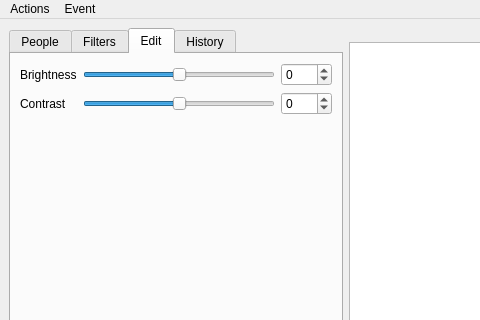
This is ui/editor.ui in asuffield/ef-editor as Qt 5 draws it before an edit; both pictures show x 0 to 480 and y 0 to 320 of the 800 by 600 pixel window. The edited form follows.
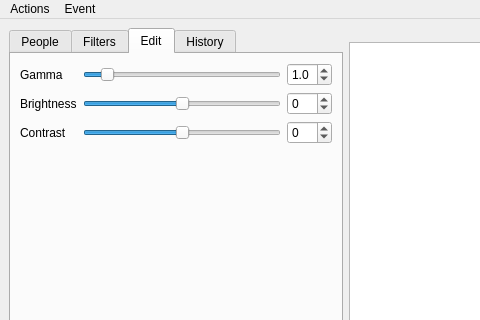
This is the edited form. The open tabs and pages were chosen to show the change.

Commit message: Sort out drawing performance and add editor display for brightness/contrast/gamma

The edit to the form file:
```diff
--- a/ui/editor.ui
+++ b/ui/editor.ui
@@ -197,7 +197,7 @@
           <string>Edit</string>
          </attribute>
          <layout class="QFormLayout" name="formLayout">
-          <item row="0" column="0">
+          <item row="1" column="0">
            <widget class="QLabel" name="label">
             <property name="text">
              <string>Brightness</string>
@@ -207,7 +207,7 @@
             </property>
            </widget>
           </item>
-          <item row="0" column="1">
+          <item row="1" column="1">
            <layout class="QHBoxLayout" name="horizontalLayout_9">
             <item>
              <widget class="QSlider" name="brightness_slider">
@@ -224,6 +224,18 @@
             </item>
             <item>
              <widget class="QSpinBox" name="brightness_spin">
+              <property name="minimumSize">
+               <size>
+                <width>45</width>
+                <height>0</height>
+               </size>
+              </property>
+              <property name="maximumSize">
+               <size>
+                <width>45</width>
+                <height>16777215</height>
+               </size>
+              </property>
               <property name="minimum">
                <number>-127</number>
               </property>
@@ -234,7 +246,7 @@
             </item>
            </layout>
           </item>
-          <item row="1" column="0">
+          <item row="2" column="0">
            <widget class="QLabel" name="label_3">
             <property name="text">
              <string>Contrast</string>
@@ -244,7 +256,7 @@
             </property>
            </widget>
           </item>
-          <item row="1" column="1">
+          <item row="2" column="1">
            <layout class="QHBoxLayout" name="horizontalLayout_10">
             <item>
              <widget class="QSlider" name="contrast_slider">
@@ -261,6 +273,18 @@
             </item>
             <item>
              <widget class="QSpinBox" name="contrast_spin">
+              <property name="minimumSize">
+               <size>
+                <width>45</width>
+                <height>0</height>
+               </size>
+              </property>
+              <property name="maximumSize">
+               <size>
+                <width>45</width>
+                <height>16777215</height>
+               </size>
+              </property>
               <property name="minimum">
                <number>-127</number>
               </property>
@@ -271,6 +295,67 @@
             </item>
            </layout>
           </item>
+          <item row="0" column="0">
+           <widget class="QLabel" name="label_4">
+            <property name="text">
+             <string>Gamma</string>
+            </property>
+            <property name="buddy">
+             <cstring>contrast_slider</cstring>
+            </property>
+           </widget>
+          </item>
+          <item row="0" column="1">
+           <layout class="QHBoxLayout" name="horizontalLayout_14">
+            <item>
+             <widget class="QSlider" name="gamma_slider">
+              <property name="minimum">
+               <number>1</number>
+              </property>
+              <property name="maximum">
+               <number>100</number>
+              </property>
+              <property name="value">
+               <number>10</number>
+              </property>
+              <property name="orientation">
+               <enum>Qt::Horizontal</enum>
+              </property>
+             </widget>
+            </item>
+            <item>
+             <widget class="QDoubleSpinBox" name="gamma_spin">
+              <property name="minimumSize">
+               <size>
+                <width>45</width>
+                <height>0</height>
+               </size>
+              </property>
+              <property name="maximumSize">
+               <size>
+                <width>45</width>
+                <height>16777215</height>
+               </size>
+              </property>
+              <property name="decimals">
+               <number>1</number>
+              </property>
+              <property name="minimum">
+               <double>0.100000000000000</double>
+              </property>
+              <property name="maximum">
+               <double>10.000000000000000</double>
+              </property>
+              <property name="singleStep">
+               <double>0.100000000000000</double>
+              </property>
+              <property name="value">
+               <double>1.000000000000000</double>
+              </property>
+             </widget>
+            </item>
+           </layout>
+          </item>
          </layout>
         </widget>
         <widget class="QWidget" name="history_tab">
```
Left out of the diff: 2 changed lines with no effect on the pictures. The commit also changes 2 other files.
